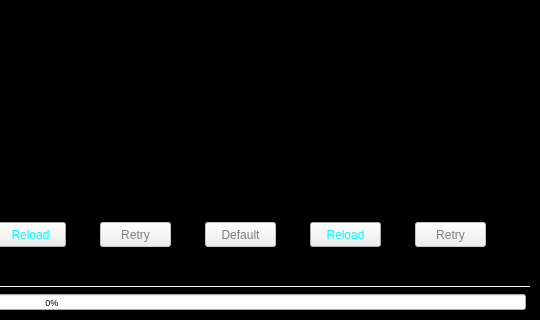
First picture: the form in ui/sbmain/soundbenchmain.ui, repository TheDaemoness/Soundbench, before the edit; both pictures show x 525 to 1065 and y 253 to 573 of the 1065 by 573 pixel window.
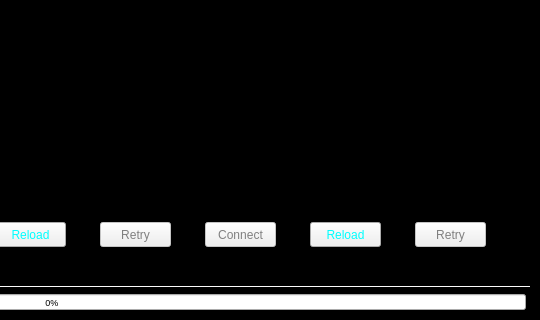
Second picture: the form after the edit. The open tabs and pages were chosen to show the change. Icons and pictures are not drawn.

Commit message: Made the UI adapt if a backend that uses ports is used.

```diff
--- a/ui/sbmain/soundbenchmain.ui
+++ b/ui/sbmain/soundbenchmain.ui
@@ -1081,7 +1081,7 @@
        <string>&lt;html&gt;&lt;head/&gt;&lt;body&gt;&lt;p&gt;Use the default audio interface for the current backend.&lt;/p&gt;&lt;/body&gt;&lt;/html&gt;</string>
       </property>
       <property name="text">
-       <string>Default</string>
+       <string>Connect</string>
       </property>
       <property name="checkable">
        <bool>false</bool>
```
Left out of the diff: 2 changed lines with no effect on the pictures. The commit also changes 2 other files.
